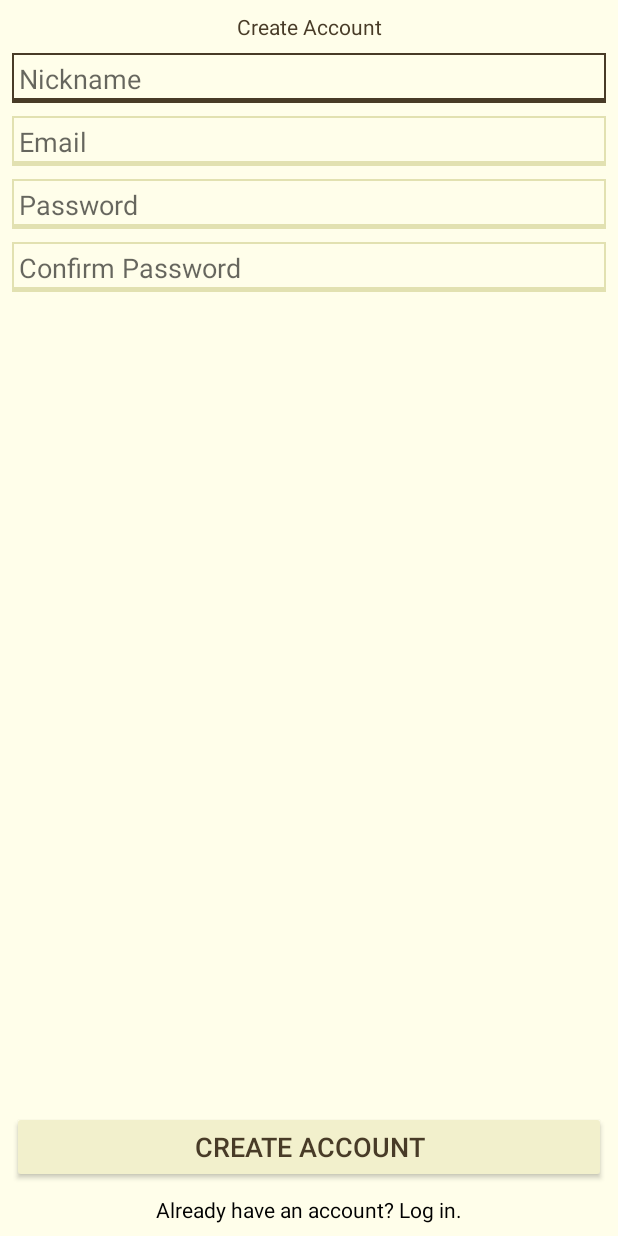
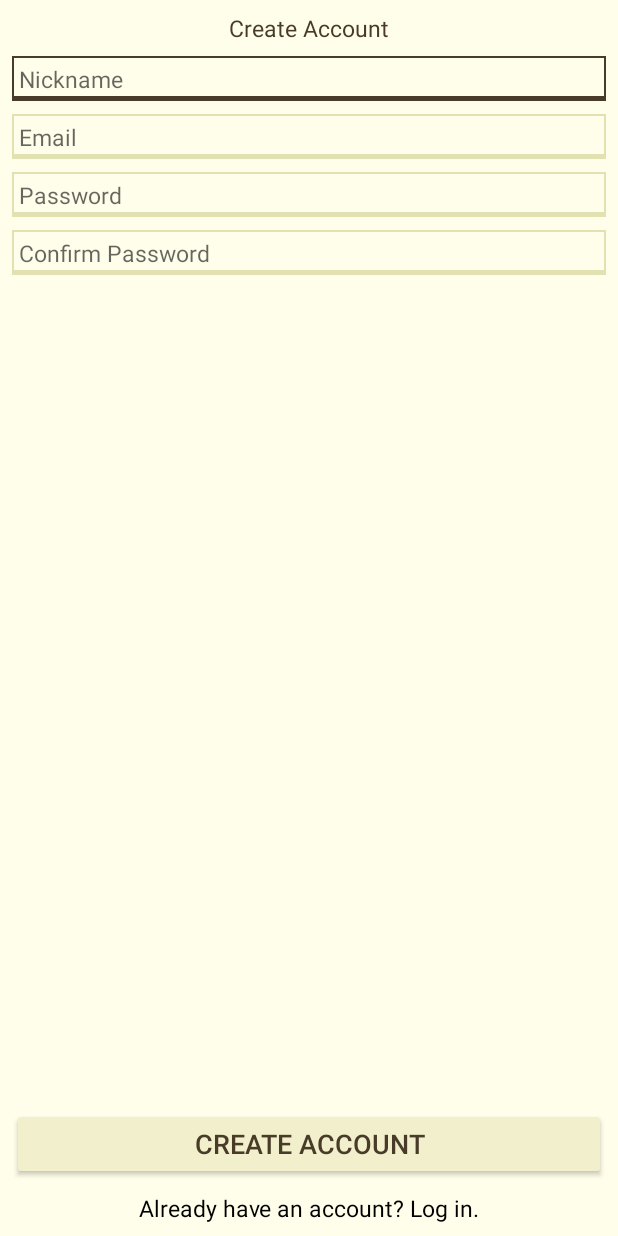
Before and after one commit to ryanmcalpin/exquisite, an Android app: the screen it shows after launch (CreateAccountActivity), on a phone screen of 412 x 824 dp. Run offline under Robolectric (Android 15) with nearby library versions, the phone set to English and light mode, and no system bars; our stand-ins replace ButterKnife, Firebase (no records; nobody signed in at launch, a user with empty details on screens opened directly).

Commit message:
change global textsize

```diff
--- a/app/src/main/res/values/styles.xml
+++ b/app/src/main/res/values/styles.xml
@@ -14,6 +14,7 @@
         <item name="android:textColorHighlight">@color/textHighlight</item>
         <item name="android:editTextBackground">@drawable/et_bg_selector</item>
         <item name="android:textCursorDrawable">@drawable/text_cursor</item>
+        <item name="android:textSize">15sp</item>
     </style>
 
 </resources>
```
